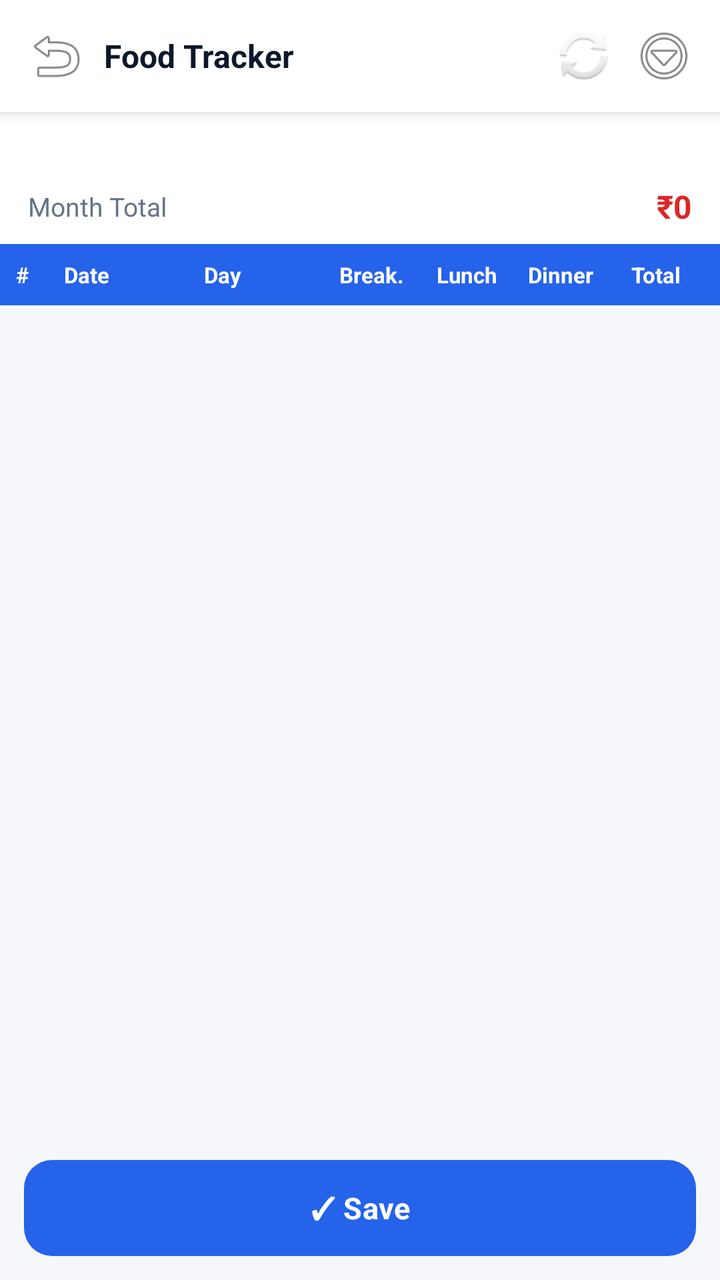
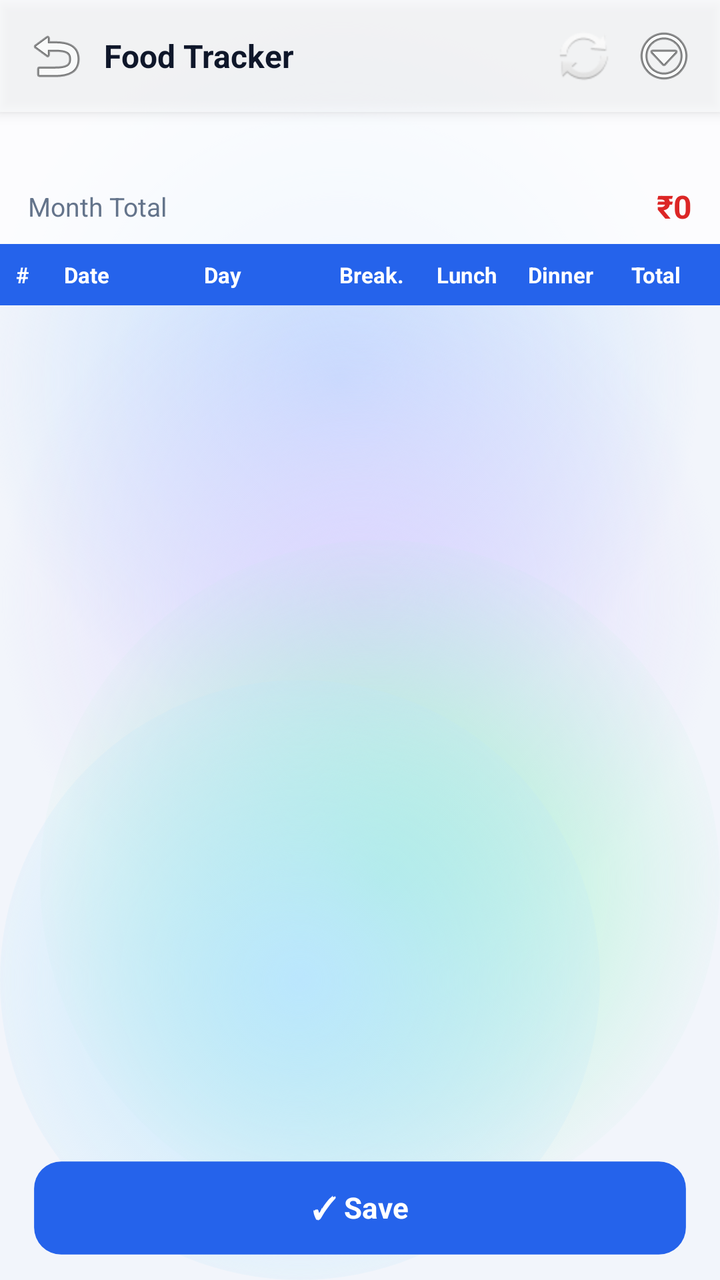

Screens rendered from an Android XML layout before and after an edit, with the pre-edit source and the edit as a unified diff.
<!-- AndroidManifest.xml: application theme Theme.ExpenseOS -->
<!-- res/layout/activity_food_tracker.xml -->
<?xml version="1.0" encoding="utf-8"?>
<LinearLayout xmlns:android="http://schemas.android.com/apk/res/android"
    android:layout_width="match_parent"
    android:layout_height="match_parent"
    android:background="@color/bg"
    android:orientation="vertical">

    <LinearLayout
        android:layout_width="match_parent"
        android:layout_height="56dp"
        android:background="@color/nav_bg"
        android:elevation="4dp"
        android:gravity="center_vertical"
        android:orientation="horizontal"
        android:paddingHorizontal="8dp">

        <ImageButton
            android:id="@+id/btnFoodTrackerBack"
            android:layout_width="40dp"
            android:layout_height="40dp"
            android:background="?attr/selectableItemBackgroundBorderless"
            android:contentDescription="Back"
            android:src="@android:drawable/ic_menu_revert" />

        <TextView
            android:layout_width="0dp"
            android:layout_height="wrap_content"
            android:layout_weight="1"
            android:paddingStart="4dp"
            android:text="Food Tracker"
            android:textColor="@color/text"
            android:textSize="16sp"
            android:textStyle="bold" />

        <ImageButton
            android:id="@+id/btnFoodTrackerRefresh"
            android:layout_width="40dp"
            android:layout_height="40dp"
            android:background="?attr/selectableItemBackgroundBorderless"
            android:contentDescription="Refresh"
            android:src="@android:drawable/ic_popup_sync" />

        <ImageButton
            android:id="@+id/btnFoodTrackerMenu"
            android:layout_width="40dp"
            android:layout_height="40dp"
            android:background="?attr/selectableItemBackgroundBorderless"
            android:contentDescription="Export"
            android:src="@android:drawable/ic_menu_more" />
    </LinearLayout>

    <TextView
        android:id="@+id/tvFoodTrackerMonth"
        android:layout_width="match_parent"
        android:layout_height="wrap_content"
        android:background="@color/bg_card"
        android:gravity="center"
        android:paddingVertical="8dp"
        android:textColor="@color/primary"
        android:textSize="15sp"
        android:textStyle="bold" />

    <LinearLayout
        android:layout_width="match_parent"
        android:layout_height="wrap_content"
        android:background="@color/bg_card"
        android:gravity="center_vertical"
        android:orientation="horizontal"
        android:paddingHorizontal="14dp"
        android:paddingBottom="8dp">

        <TextView
            android:layout_width="0dp"
            android:layout_height="wrap_content"
            android:layout_weight="1"
            android:text="Month Total"
            android:textColor="@color/text_muted"
            android:textSize="13sp" />

        <TextView
            android:id="@+id/tvFoodTrackerGrandTotal"
            android:layout_width="wrap_content"
            android:layout_height="wrap_content"
            android:text="₹0"
            android:textColor="@color/red"
            android:textSize="16sp"
            android:textStyle="bold" />
    </LinearLayout>

    <LinearLayout
        android:layout_width="match_parent"
        android:layout_height="wrap_content"
        android:background="@color/primary"
        android:orientation="horizontal"
        android:paddingHorizontal="8dp"
        android:paddingVertical="8dp">

        <TextView
            android:layout_width="24dp"
            android:layout_height="wrap_content"
            android:text="#"
            android:textColor="@android:color/white"
            android:textSize="11sp"
            android:textStyle="bold" />

        <TextView
            android:layout_width="70dp"
            android:layout_height="wrap_content"
            android:text="Date"
            android:textColor="@android:color/white"
            android:textSize="11sp"
            android:textStyle="bold" />

        <TextView
            android:layout_width="60dp"
            android:layout_height="wrap_content"
            android:text="Day"
            android:textColor="@android:color/white"
            android:textSize="11sp"
            android:textStyle="bold" />

        <TextView
            android:layout_width="0dp"
            android:layout_height="wrap_content"
            android:layout_weight="1"
            android:gravity="center"
            android:text="Break."
            android:textColor="@android:color/white"
            android:textSize="11sp"
            android:textStyle="bold" />

        <TextView
            android:layout_width="0dp"
            android:layout_height="wrap_content"
            android:layout_weight="1"
            android:gravity="center"
            android:text="Lunch"
            android:textColor="@android:color/white"
            android:textSize="11sp"
            android:textStyle="bold" />

        <TextView
            android:layout_width="0dp"
            android:layout_height="wrap_content"
            android:layout_weight="1"
            android:gravity="center"
            android:text="Dinner"
            android:textColor="@android:color/white"
            android:textSize="11sp"
            android:textStyle="bold" />

        <TextView
            android:layout_width="0dp"
            android:layout_height="wrap_content"
            android:layout_weight="1"
            android:gravity="center"
            android:text="Total"
            android:textColor="@android:color/white"
            android:textSize="11sp"
            android:textStyle="bold" />
    </LinearLayout>

    <androidx.recyclerview.widget.RecyclerView
        android:id="@+id/rvFoodTracker"
        android:layout_width="match_parent"
        android:layout_height="0dp"
        android:layout_weight="1" />

    <Button
        android:id="@+id/btnFoodTrackerSave"
        style="@style/BtnPrimary"
        android:layout_width="match_parent"
        android:layout_height="48dp"
        android:layout_margin="12dp"
        android:text="✓ Save" />
</LinearLayout>
<!-- resources referenced by this layout -->
<resources>
  <color name="bg">#F5F7FB</color>
  <color name="bg_card">#FFFFFF</color>
  <color name="nav_bg">#FFFFFF</color>
  <style name="Theme.ExpenseOS" parent="Theme.MaterialComponents.DayNight.NoActionBar">
          <item name="colorPrimary">@color/primary</item>
          <item name="colorPrimaryVariant">@color/primary_dark</item>
          <item name="colorPrimaryDark">@color/primary_dark</item>
          <item name="colorOnPrimary">@color/on_primary</item>
          <item name="colorSecondary">@color/secondary</item>
          <item name="colorSecondaryVariant">@color/secondary_dark</item>
          <item name="colorOnSecondary">@color/on_primary</item>
          <item name="colorAccent">@color/primary</item>
          <item name="colorSurface">@color/surface</item>
          <item name="colorOnSurface">@color/text</item>
          <item name="colorOnBackground">@color/text</item>
          <item name="colorError">@color/danger</item>
          <item name="android:colorBackground">@color/bg</item>
          <item name="android:windowBackground">@color/bg</item>
  
          <item name="android:textColorPrimary">@color/text</item>
          <item name="android:textColorSecondary">@color/text_muted</item>
          <item name="android:textColorHint">@color/text_hint</item>
          <item name="android:fontFamily">sans-serif</item>
          <item name="fontFamily">sans-serif</item>
  
          
          <item name="android:statusBarColor">@color/bg</item>
          <item name="android:navigationBarColor">@color/nav_bg</item>
          <item name="android:windowLightStatusBar">true</item>
          <item name="android:windowLightNavigationBar" tools:targetApi="o_mr1">true</item>
          <item name="android:forceDarkAllowed" tools:targetApi="q">false</item>
  
          
          <item name="editTextStyle">@style/Widget.ExpenseOS.EditText</item>
          <item name="materialAlertDialogTheme">@style/ThemeOverlay.ExpenseOS.Dialog</item>
          <item name="bottomSheetDialogTheme">@style/ThemeOverlay.ExpenseOS.BottomSheet</item>
          <item name="materialTimePickerTheme">@style/ThemeOverlay.ExpenseOS.TimePicker</item>
          <item name="android:windowAnimationStyle">@style/Animation.ExpenseOS.Window</item>
          <item name="android:windowActivityTransitions">true</item>
          <item name="android:windowContentTransitions">true</item>
      </style>
  <style name="BtnBase" parent="Widget.MaterialComponents.Button">
          <item name="android:textSize">@dimen/type_subtitle</item>
          <item name="android:textStyle">bold</item>
          <item name="android:letterSpacing">0.01</item>
          <item name="android:textAllCaps">false</item>
          <item name="android:minHeight">@dimen/touch_target</item>
          <item name="android:insetTop">0dp</item>
          <item name="android:insetBottom">0dp</item>
          <item name="cornerRadius">14dp</item>
          <item name="android:stateListAnimator">@null</item>
      </style>
  <color name="surface">#FFFFFF</color>
  <!-- unchanged entries left out for length: 23 -->
</resources>

<!-- the commit's change to res/layout/activity_food_tracker.xml (unified diff, before → after) -->
@@ -2,7 +2,7 @@
 <LinearLayout xmlns:android="http://schemas.android.com/apk/res/android"
     android:layout_width="match_parent"
     android:layout_height="match_parent"
-    android:background="@color/bg"
+    android:background="@android:color/transparent"
     android:orientation="vertical">
 
     <LinearLayout
<!-- resource entries referenced after the edit -->
@@ -1,8 +1,62 @@
 <!-- resources referenced by this layout -->
 <resources>
-  <color name="bg">#F5F7FB</color>
-  <color name="bg_card">#FFFFFF</color>
-  <color name="nav_bg">#FFFFFF</color>
+  <color name="bg">#F2F5FB</color>
+  <!-- drawable aurora_bg (drawable) -->
+  <?xml version="1.0" encoding="utf-8"?>
+  <layer-list xmlns:android="http://schemas.android.com/apk/res/android">
+      <item android:drawable="@color/aurora_base" />
+      <item android:width="380dp" android:height="380dp"
+          android:gravity="top|end"
+          android:drawable="@drawable/aurora_blob_blue" />
+      <item android:width="360dp" android:height="360dp"
+          android:gravity="start" android:top="120dp"
+          android:drawable="@drawable/aurora_blob_violet" />
+      <item android:width="340dp" android:height="340dp"
+          android:gravity="bottom|end" android:bottom="30dp"
+          android:drawable="@drawable/aurora_blob_mint" />
+      <item android:width="300dp" android:height="300dp"
+          android:gravity="bottom|start"
+          android:drawable="@drawable/aurora_blob_sky" />
+  </layer-list>
+  <color name="aurora_base">#F2F5FB</color>
+  <!-- drawable aurora_blob_blue (drawable) -->
+  <?xml version="1.0" encoding="utf-8"?>
+  <shape xmlns:android="http://schemas.android.com/apk/res/android" android:shape="oval">
+      <gradient
+          android:type="radial"
+          android:gradientRadius="180dp"
+          android:startColor="#BFDBFE"
+          android:endColor="#00BFDBFE" />
+  </shape>
+  <!-- drawable aurora_blob_violet (drawable) -->
+  <?xml version="1.0" encoding="utf-8"?>
+  <shape xmlns:android="http://schemas.android.com/apk/res/android" android:shape="oval">
+      <gradient
+          android:type="radial"
+          android:gradientRadius="180dp"
+          android:startColor="#DDD6FE"
+          android:endColor="#00DDD6FE" />
+  </shape>
+  <!-- drawable aurora_blob_mint (drawable) -->
+  <?xml version="1.0" encoding="utf-8"?>
+  <shape xmlns:android="http://schemas.android.com/apk/res/android" android:shape="oval">
+      <gradient
+          android:type="radial"
+          android:gradientRadius="180dp"
+          android:startColor="#A7F3D0"
+          android:endColor="#00A7F3D0" />
+  </shape>
+  <!-- drawable aurora_blob_sky (drawable) -->
+  <?xml version="1.0" encoding="utf-8"?>
+  <shape xmlns:android="http://schemas.android.com/apk/res/android" android:shape="oval">
+      <gradient
+          android:type="radial"
+          android:gradientRadius="180dp"
+          android:startColor="#BAE6FD"
+          android:endColor="#00BAE6FD" />
+  </shape>
+  <color name="bg_card">#C2FFFFFF</color>
+  <color name="nav_bg">#B9FFFFFF</color>
   <style name="Theme.ExpenseOS" parent="Theme.MaterialComponents.DayNight.NoActionBar">
           <item name="colorPrimary">@color/primary</item>
           <item name="colorPrimaryVariant">@color/primary_dark</item>
@@ -17,7 +71,7 @@
           <item name="colorOnBackground">@color/text</item>
           <item name="colorError">@color/danger</item>
           <item name="android:colorBackground">@color/bg</item>
-          <item name="android:windowBackground">@color/bg</item>
+          <item name="android:windowBackground">@drawable/aurora_bg</item>
   
           <item name="android:textColorPrimary">@color/text</item>
           <item name="android:textColorSecondary">@color/text_muted</item>
@@ -26,8 +80,8 @@
           <item name="fontFamily">sans-serif</item>
   
           
-          <item name="android:statusBarColor">@color/bg</item>
-          <item name="android:navigationBarColor">@color/nav_bg</item>
+          <item name="android:statusBarColor">@android:color/transparent</item>
+          <item name="android:navigationBarColor">@android:color/transparent</item>
           <item name="android:windowLightStatusBar">true</item>
           <item name="android:windowLightNavigationBar" tools:targetApi="o_mr1">true</item>
           <item name="android:forceDarkAllowed" tools:targetApi="q">false</item>
@@ -50,9 +104,9 @@
           <item name="android:insetTop">0dp</item>
           <item name="android:insetBottom">0dp</item>
           <item name="cornerRadius">14dp</item>
-          <item name="android:stateListAnimator">@null</item>
+          <item name="android:stateListAnimator">@animator/btn_press_scale</item>
       </style>
-  <color name="surface">#FFFFFF</color>
+  <color name="surface">#E9FFFFFF</color>
   <!-- unchanged entries left out for length: 23 -->
 </resources>
 
